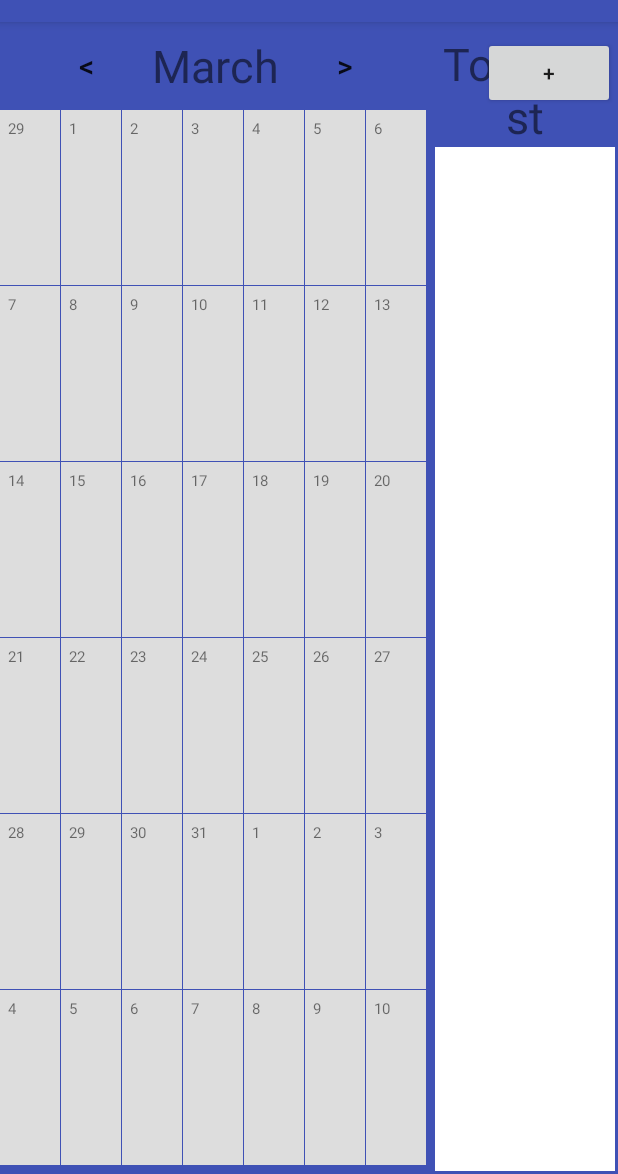
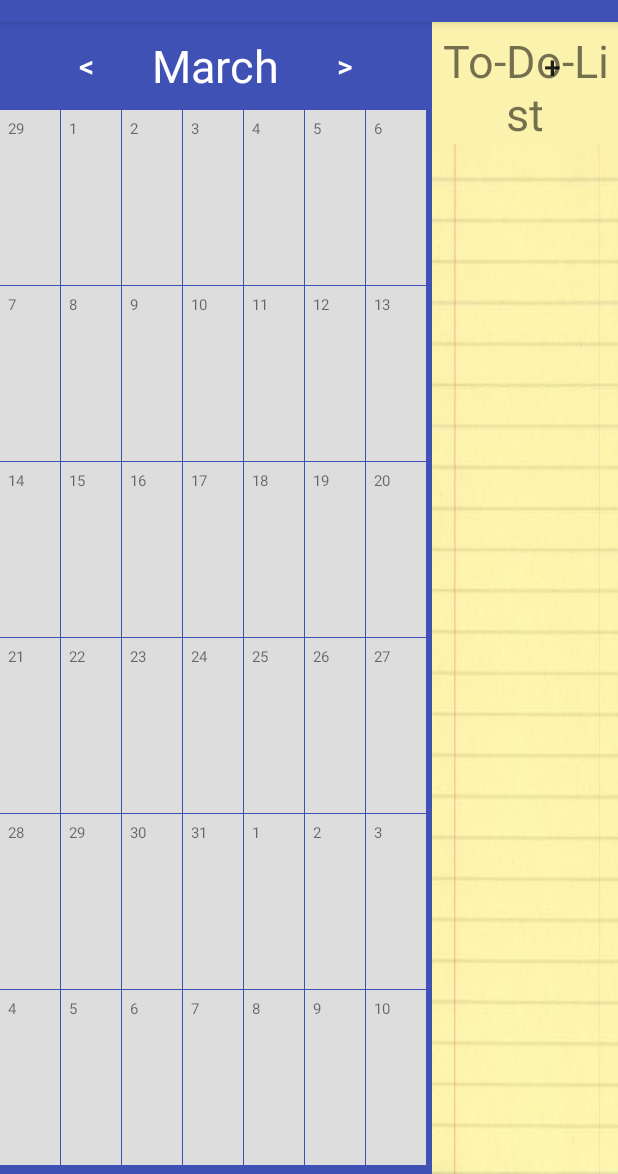
Before and after one commit to rgrambo/calendar-todo, an Android app: the screen it shows after launch (MainActivity), on a phone screen of 412 x 824 dp, the part 62-1236 px from its top. Run offline under Robolectric (Android 15) with nearby library versions, the phone set to English and light mode, and no system bars.

Commit message:
Add style

```diff
--- a/CalendarTo-Do/app/src/main/java/edu/uw/rgrambo/calendarto_do/AddTodoFragment.java
+++ b/CalendarTo-Do/app/src/main/java/edu/uw/rgrambo/calendarto_do/AddTodoFragment.java
@@ -49,6 +49,7 @@ public class AddTodoFragment extends android.support.v4.app.DialogFragment {
 
         final TextView todoTitle = (TextView) rootView.findViewById(R.id.todoTitle);
         final TextView todoFor = (TextView) rootView.findViewById(R.id.todoFor);
+        final TextView todoHeader = (TextView) rootView.findViewById(R.id.addTodoTitle);
         final Button recordTodo = (Button) rootView.findViewById(R.id.recordTodo);
         final Button updateTodo = (Button) rootView.findViewById(R.id.updateTodo);
         final Button deleteTodo = (Button) rootView.findViewById(R.id.deleteTodo);
@@ -62,6 +63,7 @@ public class AddTodoFragment extends android.support.v4.app.DialogFragment {
         } else {
             recordTodo.setVisibility(View.INVISIBLE);
             // Extras not null so we popular our text fields
+            todoHeader.setText("Editing a Todo");
             todoTitle.setText(extras.getString("title"));
             todoFor.setText(extras.getString("for"));
         }
--- a/CalendarTo-Do/app/src/main/java/edu/uw/rgrambo/calendarto_do/MainActivity.java
+++ b/CalendarTo-Do/app/src/main/java/edu/uw/rgrambo/calendarto_do/MainActivity.java
@@ -9,6 +9,7 @@ import android.support.v7.app.AppCompatActivity;
 import android.os.Bundle;
 import android.view.MotionEvent;
 import android.view.View;
+import android.view.Window;
 
 import java.util.Date;
 
--- a/CalendarTo-Do/app/src/main/res/layout/fragment_calendar.xml
+++ b/CalendarTo-Do/app/src/main/res/layout/fragment_calendar.xml
@@ -19,7 +19,8 @@
             android:text="@string/leftArrow"
             android:textSize="20sp"
             android:background="@color/calendarTitleBackground"
-            style="?android:attr/borderlessButtonStyle"/>
+            style="?android:attr/borderlessButtonStyle"
+            android:textColor="#FFFFFF"/>
 
         <TextView
             android:id="@+id/monthTitle"
@@ -27,7 +28,8 @@
             android:layout_width="wrap_content"
             android:textSize="30sp"
             android:text="February"
-            android:gravity="center"/>
+            android:gravity="center"
+            android:textColor="#FFFFFF"/>
 
         <Button
             android:id="@+id/calendarRight"
@@ -36,7 +38,8 @@
             android:text="@string/rightArrow"
             android:textSize="20sp"
             android:background="@color/calendarTitleBackground"
-            style="?android:attr/borderlessButtonStyle"/>
+            style="?android:attr/borderlessButtonStyle"
+            android:textColor="#FFFFFF"/>
 
     </LinearLayout>
 
--- a/CalendarTo-Do/app/src/main/res/layout/fragment_to_do.xml
+++ b/CalendarTo-Do/app/src/main/res/layout/fragment_to_do.xml
@@ -3,15 +3,14 @@
     android:layout_width="match_parent"
     android:layout_height="match_parent"
     tools:context="layout.ToDoFragment"
-    android:padding="2dp"
-    android:background="@color/calendarTitleBackground">
+    android:background="@drawable/paper">
 
     <!-- TODO: Update blank fragment layout -->
     <RelativeLayout
         android:id="@+id/todoHeader"
         android:layout_width="match_parent"
         android:layout_height="wrap_content"
-        android:background="@color/calendarTitleBackground">
+        android:background="#FAF2AD">
         <TextView
             android:id="@+id/fragmentTitle"
             android:layout_width="wrap_content"
@@ -20,15 +19,17 @@
             android:paddingTop="5dp"
             android:textSize="30dp"
             android:layout_centerInParent="true"
-            android:text="To-Do-List" />
+            android:text="To-Do-List"
+            />
         <Button
             android:id="@+id/addTodo"
             android:layout_width="wrap_content"
             android:layout_height="wrap_content"
             android:layout_alignBaseline="@id/fragmentTitle"
             android:layout_alignParentRight="true"
+            android:textSize="20sp"
             android:text="+"
-            />
+            style="?android:attr/borderlessButtonStyle" />
     </RelativeLayout>
 
     <ListView
@@ -36,8 +37,7 @@
         android:layout_width="match_parent"
         android:layout_height="match_parent"
         android:layout_below="@id/todoHeader"
-        android:padding="30dp"
-        android:background="#FFFFFF">
+        android:padding="30dp">
     </ListView>
 
 </RelativeLayout>
```
Also changed, not shown: CalendarTo-Do/app/src/main/res/layout/fragment_add_todo.xml (+10 -1 lines), CalendarTo-Do/app/src/main/res/drawable/paper.jpg (added).
